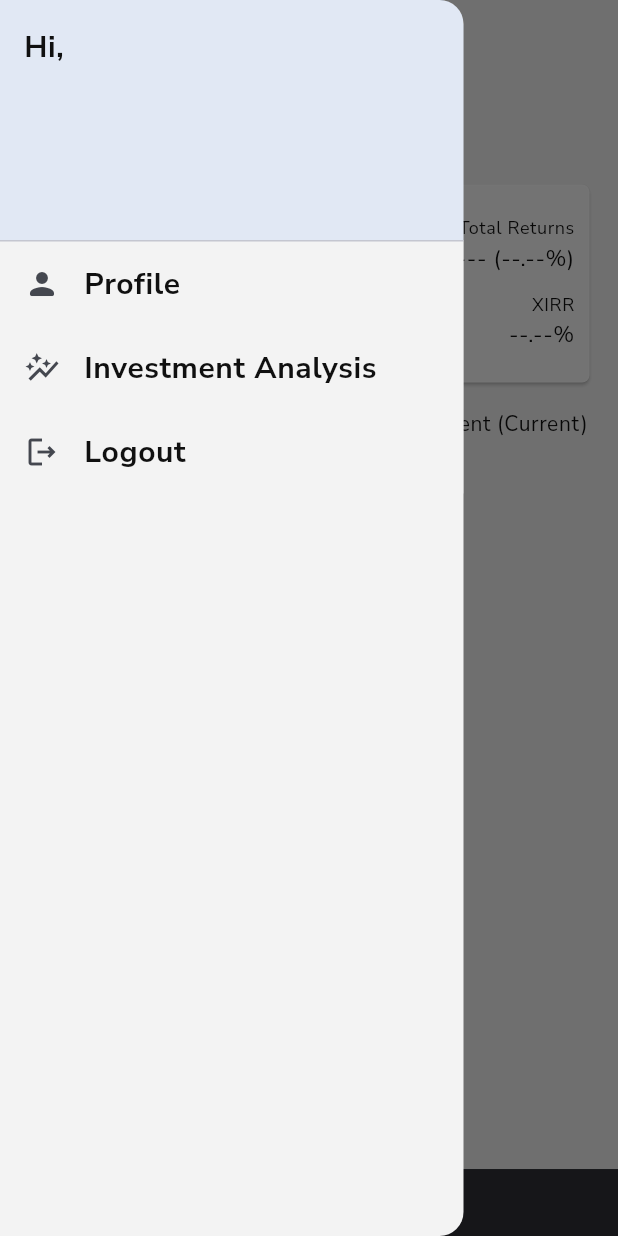
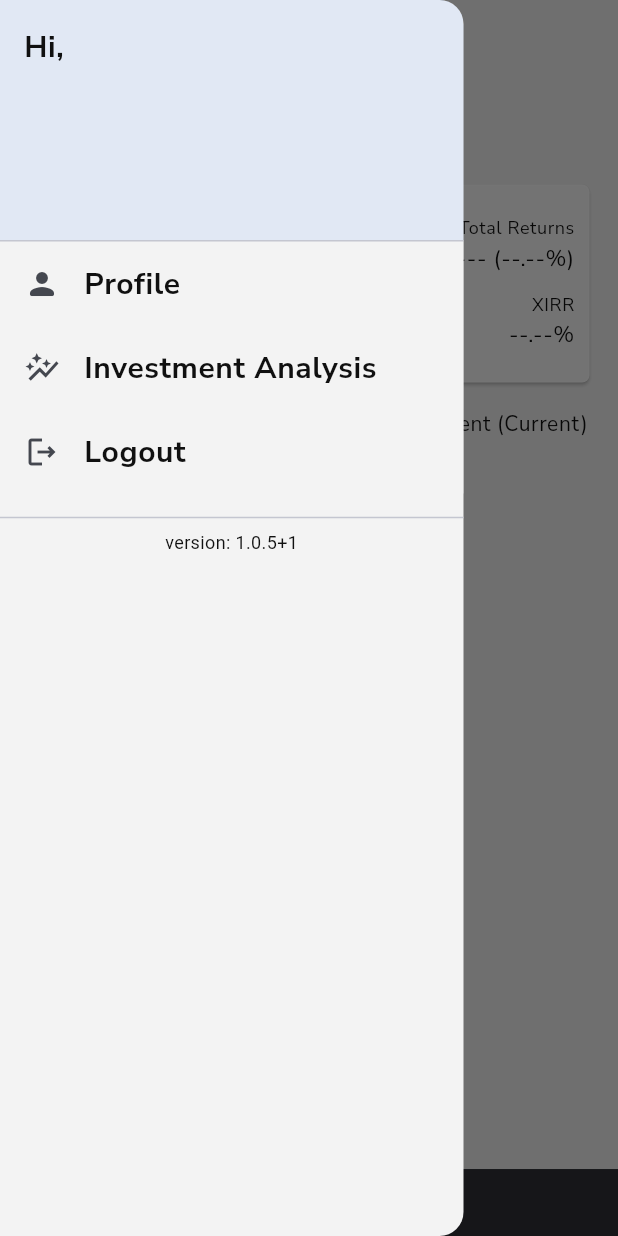
Before and after one commit to pramod0/potential, a Flutter app: the Dashboard screen opened directly, with the side drawer open, on a phone screen of 412 x 824 dp. Run offline on Flutter 3.47's test engine with Material 3 defaults, Android fonts, the phone set to English and light mode, and no system bars; drawn by our look-alikes of auto_size_text; our stand-ins replace flutter_easyloading, google_fonts, jwt_decoder, package_info, shared_preferences, syncfusion_flutter_charts; accounts and stored records are empty.

Commit message:
added version

```diff
--- a/lib/ApiService.dart
+++ b/lib/ApiService.dart
@@ -182,10 +182,6 @@ class ApiService {
         '${Constants.domainURL}${Constants.dashboardURL}?limit=$limit&offset=$offset');
     // http://localhost:7070/api/dashboard?limit=100&offset=0
 
-    // if (kDebugMode) {
-    //   print(dashboardURI.toString());
-    // }
-
     try {
       Response response = await get(dashboardURI, headers: <String, String>{
         'Content-Type': 'application/json', //; charset=UTF-8
--- a/lib/screens/dashboard.dart
+++ b/lib/screens/dashboard.dart
@@ -17,6 +17,7 @@ import 'package:potential/screens/schemeSummaryScreen.dart';
 import 'package:potential/utils/elevated_expaned.dart';
 // import 'package:potential/screens/settings_page.dart';
 import 'package:shared_preferences/shared_preferences.dart';
+import 'package:package_info/package_info.dart';
 
 import '../ApiService.dart';
 import '../app_assets_constants/app_strings.dart';
@@ -155,12 +156,6 @@ class _DashboardState extends State<Dashboard> {
   }
 
   Future<String> getData() async {
-    // if (AllData.investedData.sinceDaysCAGR > 0) {
-    //   if (kDebugMode) {
-    //     print("Api call saved here!!!");
-    //   }
-    //   return Future.value("Data Downloaded Successfully");
-    // }
 
     SystemChannels.textInput.invokeMethod('TextInput.hide');
     bool connectionResult = await NetWorkUtil().checkInternetConnection();
@@ -287,7 +282,18 @@ class _DashboardState extends State<Dashboard> {
     getData().whenComplete(() {
       WidgetsBinding.instance.addPostFrameCallback((_) => setState(() {}));
     });
+    _getVersion();
     super.initState();
+
+  }
+
+  String _version = "0.0.0";
+  Future<void> _getVersion() async {
+    PackageInfo packageInfo = await PackageInfo.fromPlatform();
+    setState(() {
+      _version = "${packageInfo.version}+${packageInfo.buildNumber}";
+      print(_version);
+    });
   }
 
   _logout() async {
@@ -380,7 +386,6 @@ class _DashboardState extends State<Dashboard> {
                     decoration: BoxDecoration(
                       color: Colors.blueAccent.withOpacity(0.1),
                     ),
-                    child: Container(
                     child: Column(
                       mainAxisAlignment: MainAxisAlignment.spaceBetween,
                       crossAxisAlignment: CrossAxisAlignment.start,
@@ -430,7 +435,6 @@ class _DashboardState extends State<Dashboard> {
                         //   textAlign: TextAlign.left,
                         // ),
                       ],
-                      ),
                     ),
                   ),
                   Column(
@@ -517,11 +521,27 @@ class _DashboardState extends State<Dashboard> {
                         ),
                         onTap: _logout,
                       ),
-                    ],
-                  ),
+
+                      const SizedBox(height: 8), // Add some spacing
+                      const Divider(), // Add a divider
+                      Padding(
+                        padding: const EdgeInsets.symmetric(horizontal: 16.0),
+                        child: Text(
+                           'version: $_version',
+                          textAlign: TextAlign.end,
+                          style: TextStyle(
+                            color: hexToColor(AppColors.blackTextColor),
+                            fontSize: 12.0,
+                          ),
+                        ),
+                      ),
+                    ],
+                  ),
+
                   // Flex(direction: Axis.vertical, children: [SizedBox()]),
                 ],
               ),
+
             ),
             backgroundColor: hexToColor(AppColors.appThemeColor),
             body: AllData.investedData.current != 0
@@ -532,6 +552,7 @@ class _DashboardState extends State<Dashboard> {
       ),
     );
   }
+
 
   SingleChildScrollView buildMainDataScreen(BuildContext context) {
     return SingleChildScrollView(
--- a/lib/screens/graph_page.dart
+++ b/lib/screens/graph_page.dart
@@ -296,9 +296,9 @@ class GraphAnalysisScreen extends StatelessWidget {
                 children: [
                   const Text("*Note:"),
                   const Text(
-                      "1. the average interest rate for general citizens is approximately 6.19%, and for senior citizens is approximately 6.83%."),
+                      "1. The average interest rate for a fixed deposit is approximately 6.19%, and for senior citizens it is approximately 6.83%."),
                   const Text(
-                      "2. the average savings account interest rate is approximately 3.08%"),
+                      "2. The average savings account interest rate is approximately 3.08%"),
                   const Text(
                       "3. For Calculations we have taken FD rate as 6.51% and Savings rate as 3.08%"),
                   Text(
```
Also changed, not shown: pubspec.yaml (+3 -15 lines). Lines whose indentation alone changed are shown as unchanged.
